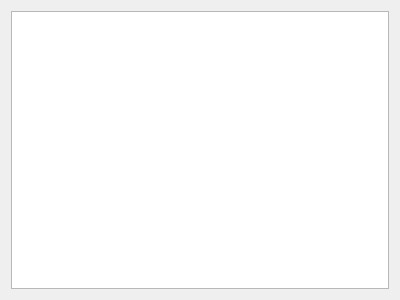
JerryAZR/xls2pgsql, file src/ui/tablearea.ui: the form before one commit.
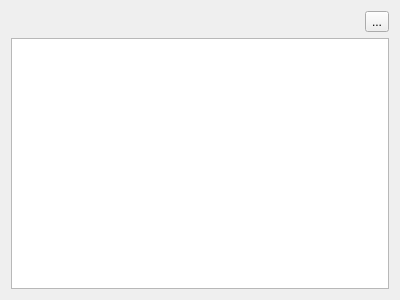
The form after the commit.

Commit message: Add table area close button

Diff of the .ui file:
```diff
--- a/src/ui/tablearea.ui
+++ b/src/ui/tablearea.ui
@@ -14,6 +14,30 @@
    <string>Form</string>
   </property>
   <layout class="QVBoxLayout" name="verticalLayout">
+   <item>
+    <layout class="QHBoxLayout" name="horizontalLayout">
+     <item>
+      <spacer name="horizontalSpacer">
+       <property name="orientation">
+        <enum>Qt::Horizontal</enum>
+       </property>
+       <property name="sizeHint" stdset="0">
+        <size>
+         <width>40</width>
+         <height>20</height>
+        </size>
+       </property>
+      </spacer>
+     </item>
+     <item>
+      <widget class="QToolButton" name="closeBtn">
+       <property name="text">
+        <string>...</string>
+       </property>
+      </widget>
+     </item>
+    </layout>
+   </item>
    <item>
     <widget class="QTableWidget" name="tableWidget">
      <property name="editTriggers">
```
The commit also changes 1 other file.
